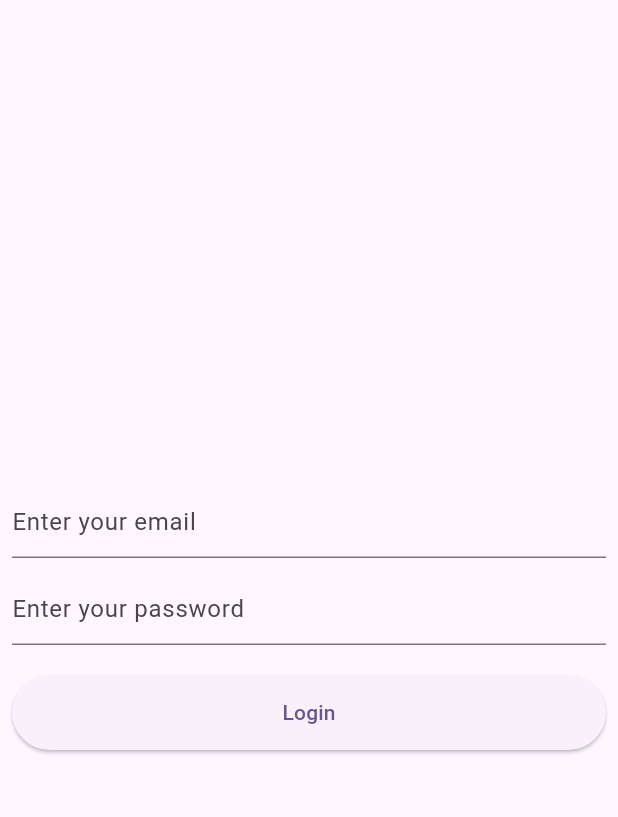
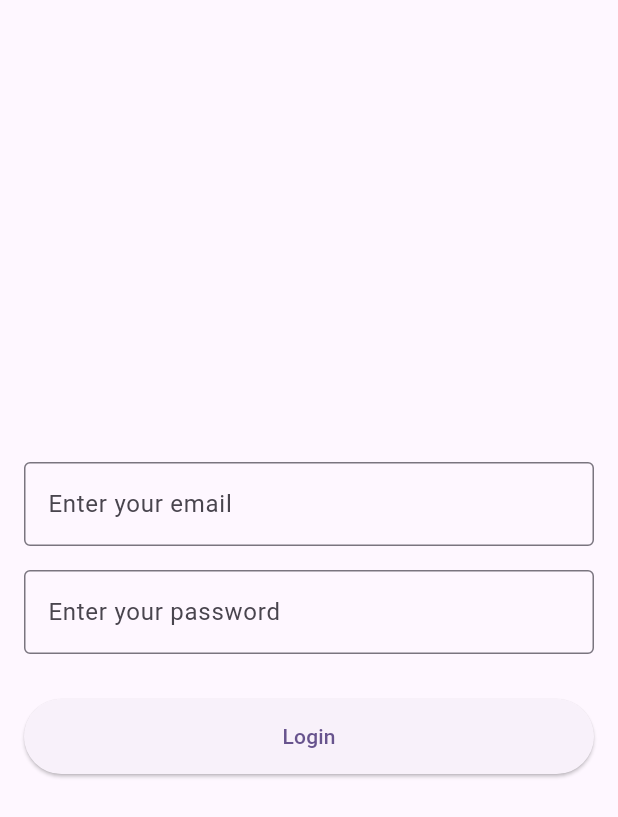
Before and after one commit to vikasp02/dio_crud, a Flutter app: the screen it shows after launch, on a phone screen of 412 x 824 dp. Shown: the top 817 px of the screen. Run offline on Flutter 3.47's test engine with Material 3 defaults, Android fonts, the phone set to English and light mode, and no system bars; our stand-ins replace dio, flutter_secure_storage, get_it, pretty_dio_logger.

Commit message:
get faqs

```diff
--- a/lib/main.dart
+++ b/lib/main.dart
@@ -1,6 +1,8 @@
 import 'package:dio_crud/api_services/dio_handler.dart';
 import 'package:dio_crud/screens/login_screen.dart';
+import 'package:dio_crud/screens/splash_screen.dart';
 import 'package:dio_crud/view_models/auth_view_model.dart';
+import 'package:dio_crud/view_models/faqs_view_model.dart';
 import 'package:flutter/material.dart';
 import 'package:provider/provider.dart';
 
@@ -8,7 +10,10 @@ void main() {
   DioHandler.setup();
   runApp(
     MultiProvider(
-      providers: [ChangeNotifierProvider(create: (ctx) => AuthViewModel())],
+      providers: [
+        ChangeNotifierProvider(create: (ctx) => AuthViewModel()),
+        ChangeNotifierProvider(create: (ctx) => FaqsViewModel()),
+      ],
       child: const MyApp(),
     ),
   );
@@ -25,7 +30,7 @@ class MyApp extends StatelessWidget {
       theme: ThemeData(
         colorScheme: ColorScheme.fromSeed(seedColor: Colors.deepPurple),
       ),
-      home: const LoginScreen(),
+      home: SplashScreen(),
     );
   }
 }
--- a/lib/models/login_model.dart
+++ b/lib/models/login_model.dart
@@ -1,8 +1,6 @@
 // To parse this JSON data, do
 //
 //     final loginModel = loginModelFromJson(jsonString);
-
-import 'dart:convert';
 
 import 'dart:convert';
 
@@ -58,3 +56,36 @@ class LoginModel {
     "image": image,
   };
 }
+// To parse this JSON data, do
+//
+//     final loginModelContact = loginModelContactFromJson(jsonString);
+
+LoginModelContact loginModelContactFromJson(String str) =>
+    LoginModelContact.fromJson(json.decode(str));
+
+String loginModelContactToJson(LoginModelContact data) =>
+    json.encode(data.toJson());
+
+class LoginModelContact {
+  String? id;
+  String? name;
+  String? email;
+  String? token;
+
+  LoginModelContact({this.id, this.name, this.email, this.token});
+
+  factory LoginModelContact.fromJson(Map<String, dynamic> json) =>
+      LoginModelContact(
+        id: json["_id"],
+        name: json["name"],
+        email: json["email"],
+        token: json["token"],
+      );
+
+  Map<String, dynamic> toJson() => {
+    "_id": id,
+    "name": name,
+    "email": email,
+    "token": token,
+  };
+}
--- a/lib/screens/login_screen.dart
+++ b/lib/screens/login_screen.dart
@@ -1,5 +1,3 @@
-import 'dart:developer';
-
 import 'package:dio_crud/screens/home_screen.dart';
 import 'package:dio_crud/view_models/auth_view_model.dart';
 import 'package:flutter/material.dart';
@@ -13,66 +11,66 @@ class LoginScreen extends StatefulWidget {
 }
 
 class _LoginScreenState extends State<LoginScreen> {
-  TextEditingController emailController = TextEditingController();
-  TextEditingController passwordController = TextEditingController();
-  void login() async {
-    final email = emailController.text.trim();
-    final password = passwordController.text.trim();
-
-    if (email.isEmpty || password.isEmpty) {
-      ScaffoldMessenger.of(context).showSnackBar(
-        const SnackBar(content: Text("Email and password are required")),
-      );
-      return;
-    }
-
-    try {
-      final avm = Provider.of<AuthViewModel>(context, listen: false);
-      await avm.login(email: email, password: password);
-
-      // Verify user exists before navigation
-      log('avm.user == null: ${avm.user == null}');
-      if (avm.user != null) {
-        Navigator.pushAndRemoveUntil(
-          context,
-          MaterialPageRoute(builder: (_) => const HomeScreen()),
-          (route) => false,
-        );
-      }
-    } catch (e) {
-      ScaffoldMessenger.of(
-        context,
-      ).showSnackBar(SnackBar(content: Text("Login failed: ${e.toString()}")));
-    }
-  }
+  final TextEditingController emailController = TextEditingController();
+  final TextEditingController passwordController = TextEditingController();
 
   @override
   Widget build(BuildContext context) {
+    final authViewModel = Provider.of<AuthViewModel>(context);
+
     return Scaffold(
       body: Padding(
-        padding: const EdgeInsets.all(8.0),
+        padding: const EdgeInsets.all(16.0),
         child: Column(
           crossAxisAlignment: CrossAxisAlignment.center,
           mainAxisAlignment: MainAxisAlignment.center,
           children: [
             TextField(
               controller: emailController,
-              decoration: InputDecoration(hintText: 'Enter your email'),
+              decoration: const InputDecoration(
+                hintText: 'Enter your email',
+                border: OutlineInputBorder(),
+              ),
             ),
-            SizedBox(height: 10),
+            const SizedBox(height: 16),
             TextField(
               controller: passwordController,
-              decoration: InputDecoration(hintText: 'Enter your password'),
+              obscureText: true,
+              decoration: const InputDecoration(
+                hintText: 'Enter your password',
+                border: OutlineInputBorder(),
+              ),
             ),
-            SizedBox(height: 20),
-            Container(
+            const SizedBox(height: 20),
+            if (authViewModel.errorMessage != null)
+              Text(
+                authViewModel.errorMessage!,
+                style: const TextStyle(color: Colors.red),
+              ),
+            const SizedBox(height: 10),
+            SizedBox(
               width: double.infinity,
               height: 50,
               child: ElevatedButton(
-                onPressed: () {
-                  login();
-                },
-                child: Text('Login'),
+                onPressed:
+                    authViewModel.isLoading
+                        ? null
+                        : () async {
+                          await authViewModel.login(
+                            emailController.text.trim(),
+                            passwordController.text.trim(),
+                          );
+                          if (authViewModel.isLoggedIn) {
+                            Navigator.push(
+                              context,
+                              MaterialPageRoute(builder: (ctx) => HomeScreen()),
+                            );
+                          }
+                        },
+                child:
+                    authViewModel.isLoading
+                        ? const CircularProgressIndicator(color: Colors.white)
+                        : const Text('Login'),
               ),
             ),
           ],
@@ -80,4 +78,11 @@ class _LoginScreenState extends State<LoginScreen> {
       ),
     );
   }
+
+  @override
+  void dispose() {
+    emailController.dispose();
+    passwordController.dispose();
+    super.dispose();
+  }
 }
--- a/pubspec.yaml
+++ b/pubspec.yaml
@@ -38,6 +38,8 @@ dependencies:
   provider: ^6.1.4
   pretty_dio_logger: ^1.4.0
   get_it: ^8.0.3
+  flutter_secure_storage: ^9.2.4
+  logger: ^2.5.0
 
 dev_dependencies:
   flutter_test:
```
Also changed, not shown: lib/api_services/api_service.dart (+24 -4 lines), lib/api_services/dio_handler.dart (+23 -2 lines), lib/models/faqs.dart (added, +57 -0 lines), lib/screens/faqs_screen.dart (added, +45 -0 lines), lib/screens/home_screen.dart (+2 -11 lines), lib/screens/splash_screen.dart (added, +40 -0 lines), lib/view_models/auth_view_model.dart (+36 -17 lines), lib/view_models/faqs_view_model.dart (added, +30 -0 lines), pubspec.lock, 5 other files.
